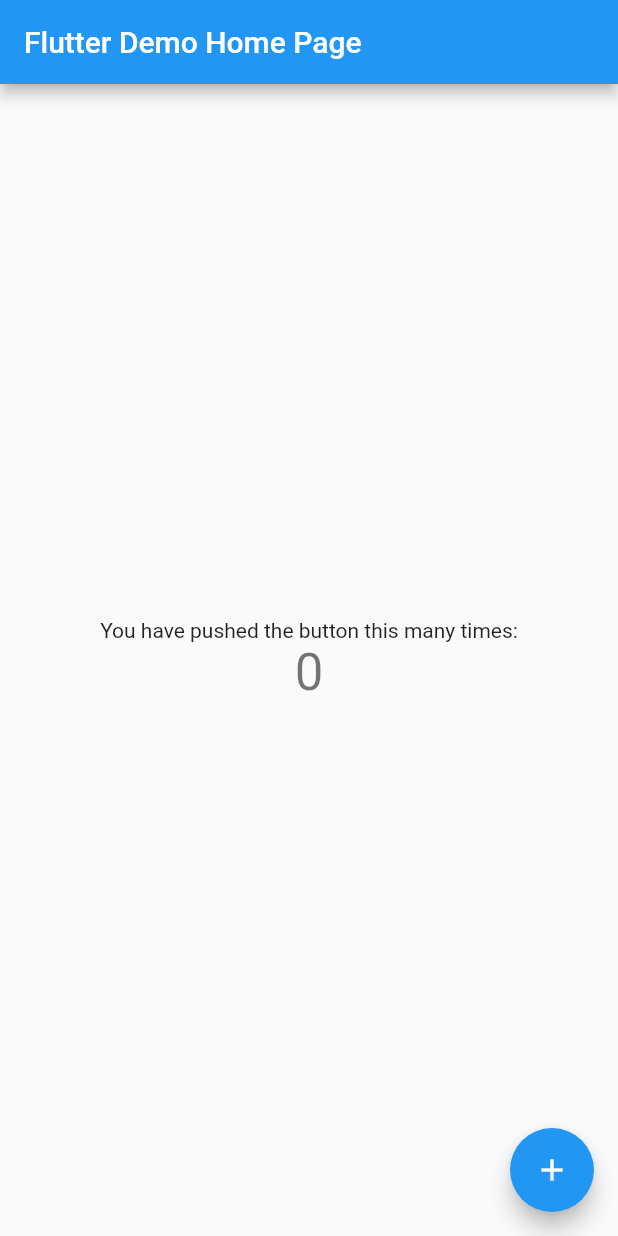
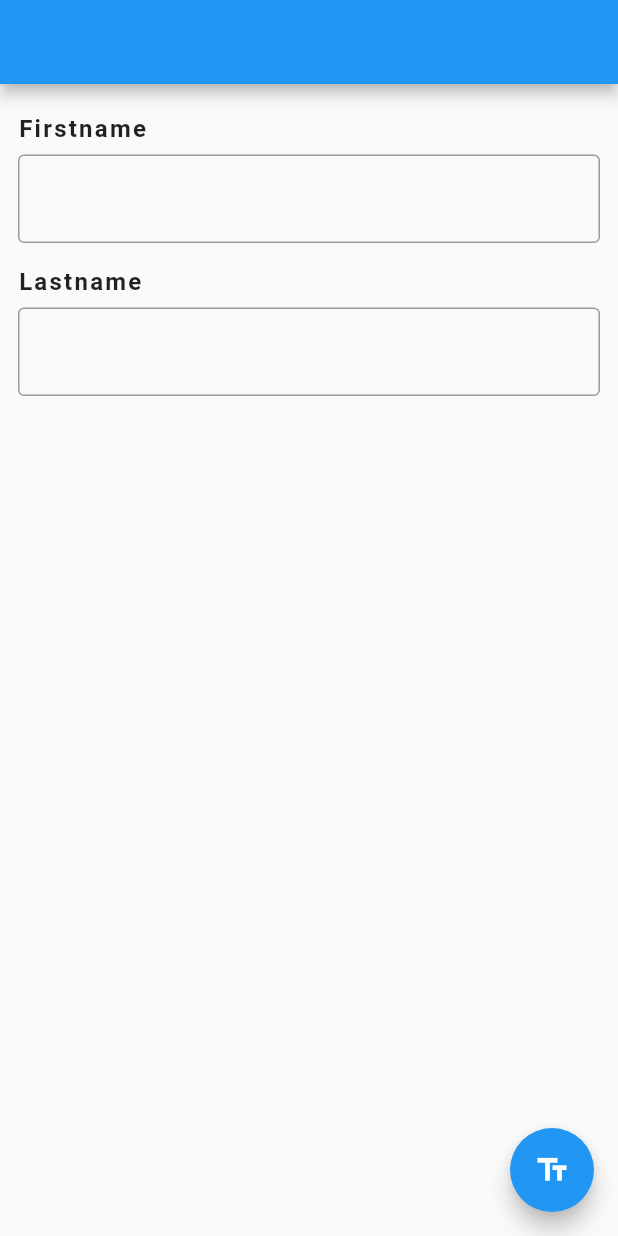
Before and after one commit to teachhay/Graduation_User, a Flutter app: the screen it shows after launch, on a phone screen of 412 x 824 dp. Run offline on Flutter 3.47's test engine with Material 2 defaults, Android fonts, the phone set to English and light mode, and no system bars; accounts and stored records are empty.

Commit message:
update setup

```diff
--- /dev/null
+++ b/lib/constants/api.dart
@@ -0,0 +1,4 @@
+const baseUrl = "http://10.0.2.2:5000";
+const apiUrl = "$baseUrl/api/v1";
+const fileUrl = "$baseUrl/file";
+const authUrl = "$baseUrl/auth";
--- a/lib/main.dart
+++ b/lib/main.dart
@@ -1,4 +1,7 @@
 import 'package:flutter/material.dart';
+import 'package:userapp/models/user.dart';
+import 'package:userapp/screens/profile/index.dart';
+import 'package:userapp/services/index.dart';
 
 void main() {
   runApp(const MyApp());
@@ -13,34 +16,15 @@ class MyApp extends StatelessWidget {
     return MaterialApp(
       title: 'Flutter Demo',
       theme: ThemeData(
-        // This is the theme of your application.
-        //
-        // Try running your application with "flutter run". You'll see the
-        // application has a blue toolbar. Then, without quitting the app, try
-        // changing the primarySwatch below to Colors.green and then invoke
-        // "hot reload" (press "r" in the console where you ran "flutter run",
-        // or simply save your changes to "hot reload" in a Flutter IDE).
-        // Notice that the counter didn't reset back to zero; the application
-        // is not restarted.
         primarySwatch: Colors.blue,
       ),
-      home: const MyHomePage(title: 'Flutter Demo Home Page'),
+      home: const Profile(),
     );
   }
 }
 
 class MyHomePage extends StatefulWidget {
   const MyHomePage({Key? key, required this.title}) : super(key: key);
-
-  // This widget is the home page of your application. It is stateful, meaning
-  // that it has a State object (defined below) that contains fields that affect
-  // how it looks.
-
-  // This class is the configuration for the state. It holds the values (in this
-  // case the title) provided by the parent (in this case the App widget) and
-  // used by the build method of the State. Fields in a Widget subclass are
-  // always marked "final".
-
   final String title;
 
   @override
@@ -52,47 +36,18 @@ class _MyHomePageState extends State<MyHomePage> {
 
   void _incrementCounter() {
     setState(() {
-      // This call to setState tells the Flutter framework that something has
-      // changed in this State, which causes it to rerun the build method below
-      // so that the display can reflect the updated values. If we changed
-      // _counter without calling setState(), then the build method would not be
-      // called again, and so nothing would appear to happen.
       _counter++;
     });
   }
 
   @override
   Widget build(BuildContext context) {
-    // This method is rerun every time setState is called, for instance as done
-    // by the _incrementCounter method above.
-    //
-    // The Flutter framework has been optimized to make rerunning build methods
-    // fast, so that you can just rebuild anything that needs updating rather
-    // than having to individually change instances of widgets.
     return Scaffold(
       appBar: AppBar(
-        // Here we take the value from the MyHomePage object that was created by
-        // the App.build method, and use it to set our appbar title.
         title: Text(widget.title),
       ),
       body: Center(
-        // Center is a layout widget. It takes a single child and positions it
-        // in the middle of the parent.
         child: Column(
-          // Column is also a layout widget. It takes a list of children and
-          // arranges them vertically. By default, it sizes itself to fit its
-          // children horizontally, and tries to be as tall as its parent.
-          //
-          // Invoke "debug painting" (press "p" in the console, choose the
-          // "Toggle Debug Paint" action from the Flutter Inspector in Android
-          // Studio, or the "Toggle Debug Paint" command in Visual Studio Code)
-          // to see the wireframe for each widget.
-          //
-          // Column has various properties to control how it sizes itself and
-          // how it positions its children. Here we use mainAxisAlignment to
-          // center the children vertically; the main axis here is the vertical
-          // axis because Columns are vertical (the cross axis would be
-          // horizontal).
           mainAxisAlignment: MainAxisAlignment.center,
           children: <Widget>[
             const Text(
@@ -109,7 +64,7 @@ class _MyHomePageState extends State<MyHomePage> {
         onPressed: _incrementCounter,
         tooltip: 'Increment',
         child: const Icon(Icons.add),
-      ), // This trailing comma makes auto-formatting nicer for build methods.
+      ),
     );
   }
 }
--- /dev/null
+++ b/lib/models/address.dart
@@ -0,0 +1,28 @@
+class Address {
+  final String? house;
+  final String? street;
+  final String? state;
+  final String? city;
+  final String? country;
+  final String? zipCode;
+
+  const Address({
+    required this.house,
+    required this.state,
+    required this.city,
+    required this.street,
+    required this.country,
+    required this.zipCode,
+  });
+
+  factory Address.fromJson(Map<String, dynamic> json) {
+    return Address(
+      house: json["house"] as String,
+      state: json["state"] as String,
+      city: json["city"] as String,
+      street: json["street"] as String,
+      country: json["country"] as String,
+      zipCode: json["zipCode"] as String,
+    );
+  }
+}
--- /dev/null
+++ b/lib/models/sell_company.dart
@@ -0,0 +1,3 @@
+class SellCompany {
+
+}
--- /dev/null
+++ b/lib/models/user.dart
@@ -0,0 +1,42 @@
+import 'package:userapp/models/address.dart';
+
+class User {
+  final String? firstName;
+  final String? lastName;
+  final String? phoneNumber;
+  final DateTime? dob;
+  final String? profilePic;
+  final String? email;
+  final String? password;
+  final int? type;
+  final bool? isActive;
+  final Address? address;
+
+  const User({
+    required this.firstName,
+    required this.lastName,
+    required this.phoneNumber,
+    required this.dob,
+    required this.profilePic,
+    required this.email,
+    required this.password,
+    required this.type,
+    required this.isActive,
+    required this.address,
+  });
+
+  factory User.fromJson(Map<String, dynamic> json) {
+    return User(
+      firstName: json["firstName"] as String,
+      lastName: json["lastName"] as String,
+      phoneNumber: json["phoneNumber"] as String,
+      dob: DateTime.parse(json["dob"])  as DateTime,
+      profilePic: json["profilePic"] as String,
+      email: json["email"] as String,
+      password: json["password"] as String,
+      type: json["type"] as int,
+      isActive: json["isActive"] as bool,
+      address: Address.fromJson(json["address"]) as Address,
+    );
+  }
+}
--- /dev/null
+++ b/lib/screens/profile/index.dart
@@ -0,0 +1,94 @@
+import 'package:flutter/material.dart';
+import 'package:userapp/models/user.dart';
+import 'package:userapp/services/index.dart';
+
+class Profile extends StatefulWidget {
+  const Profile({Key? key}) : super(key: key);
+
+  @override
+  _ProfileState createState() => _ProfileState();
+}
+
+class _ProfileState extends State<Profile> {
+  final firstnamController = TextEditingController();
+  final lastnameController = TextEditingController();
+  User? user;
+
+  void onClick() async {
+    user = await login();
+
+    firstnamController.text = user!.firstName.toString();
+    lastnameController.text = user!.lastName.toString();
+  }
+
+  @override
+  Widget build(BuildContext context) {
+    return Scaffold(
+      appBar: AppBar(),
+      body: Padding(
+        padding: const EdgeInsets.all(12),
+        child: Column(
+          children: [
+            Padding(
+              padding: const EdgeInsets.only(top: 8, bottom: 8),
+              child: Column(
+                crossAxisAlignment: CrossAxisAlignment.start,
+                children: [
+                  const Padding(
+                    padding: EdgeInsets.only(bottom: 8),
+                    child: Text(
+                      "Firstname",
+                      style: TextStyle(
+                        fontSize: 16,
+                        fontWeight: FontWeight.bold,
+                        letterSpacing: 1.5,
+                      ),
+                    ),
+                  ),
+                  TextFormField(
+                    decoration: const InputDecoration(
+                      border: OutlineInputBorder(),
+                    ),
+                    readOnly: true,
+                    controller: firstnamController,
+                  ),
+                ],
+              ),
+            ),
+            Padding(
+              padding: const EdgeInsets.only(top: 8, bottom: 8),
+              child: Column(
+                crossAxisAlignment: CrossAxisAlignment.start,
+                children: [
+                  const Padding(
+                    padding: EdgeInsets.only(bottom: 8),
+                    child: Text(
+                      "Lastname",
+                      style: TextStyle(
+                        fontSize: 16,
+                        fontWeight: FontWeight.bold,
+                        letterSpacing: 1.5,
+                      ),
+                    ),
+                  ),
+                  TextFormField(
+                    decoration: const InputDecoration(
+                      border: OutlineInputBorder(),
+                    ),
+                    readOnly: true,
+                    controller: lastnameController,
+                  ),
+                ],
+              ),
+            ),
+          ],
+        ),
+      ),
+      floatingActionButton: FloatingActionButton(
+        onPressed: onClick,
+        tooltip: 'Show me the value!',
+        child: Icon(Icons.text_fields),
+      ),
+    );
+  }
+}
--- /dev/null
+++ b/lib/services/index.dart
@@ -0,0 +1,26 @@
+import 'dart:convert';
+import 'package:userapp/constants/api.dart';
+import 'package:userapp/models/address.dart';
+import 'package:userapp/models/user.dart';
+import 'package:http/http.dart' as http;
+
+Future<User> login() async {
+  final response = await http.post(
+    Uri.parse("$authUrl/userlogin"),
+    headers: <String, String>{
+      "Content-type": "application/json; charset=UTF-8",
+      "Authorization": "eyJhbGciOiJIUzI1NiIsInR5cCI6IkpXVCJ9.eyJzdWIiOiI2MTQ0MjlhNmI4MWQyYjIxYWMzMzhmZDMiLCJpYXQiOjE2MzI5MjM3NTd9._Plg48ccHQW0OQAtWlezgMKvQ3Lq4PIgXaU8xf7OCtM",
+    },
+    body: jsonEncode(<String, String>{
+      "email": "user@gmail.com",
+      "password": "admin123",
+    }),
+  );
+
+  if (response.statusCode == 200) {
+    final User user = User.fromJson(jsonDecode(response.body)["user"]);
+    return user;
+  } else {
+    throw Exception('Failed to load album');
+  }
+}
```
Also changed, not shown: pubspec.yaml (+1 -48 lines), lib/screens/index.dart (added), lib/widgets/index.dart (added).
